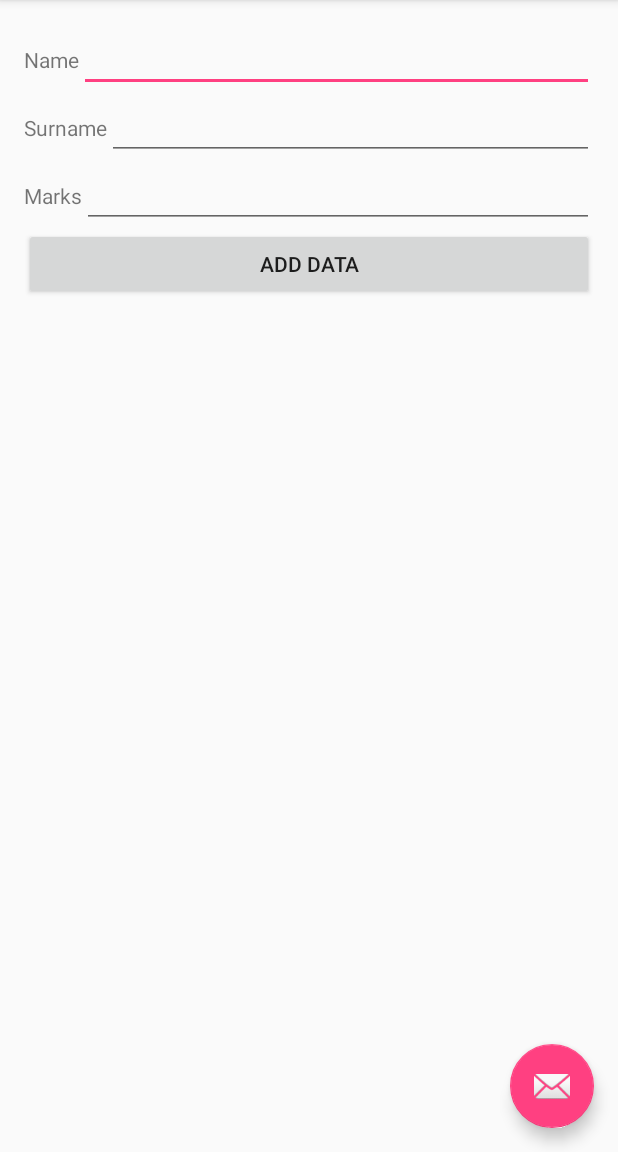
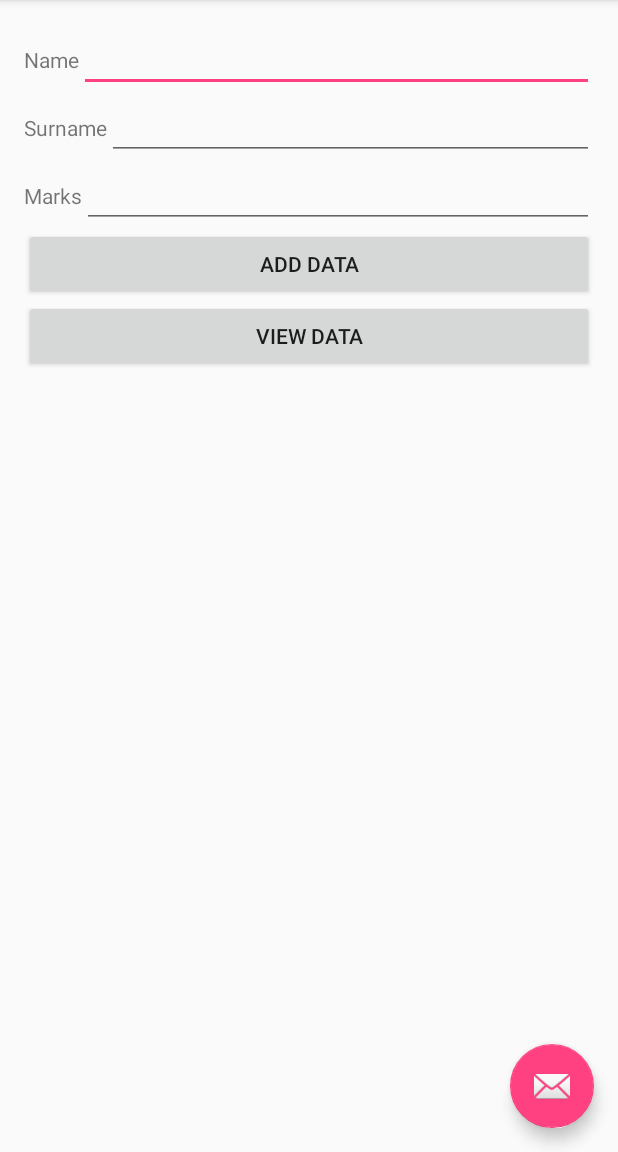
Before and after one commit to jorgereina1986/SQLiteApp, an Android app: the screen it shows after launch (MainActivity), on a phone screen of 412 x 824 dp, the part 84-1236 px from its top. Run offline under Robolectric (Android 15) with nearby library versions, the phone set to English and light mode, and no system bars.

Commit message:
retreiving data from db successfully through alert dialog

```diff
--- a/app/src/main/res/layout/content_main.xml
+++ b/app/src/main/res/layout/content_main.xml
@@ -72,6 +72,12 @@
         android:layout_width="match_parent"
         android:layout_height="wrap_content"
         android:text="Add Data"/>
+    <Button
+        android:id="@+id/view_data_button"
+        android:layout_width="match_parent"
+        android:layout_height="wrap_content"
+        android:text="View Data"/>
+
 
 
 </LinearLayout>
```
Also changed, not shown: app/src/main/java/jorgereina1986/c4q/nyc/sqliteapp/DatabaseHelper.java (+7 -0 lines), app/src/main/java/jorgereina1986/c4q/nyc/sqliteapp/MainActivity.java (+41 -0 lines).
